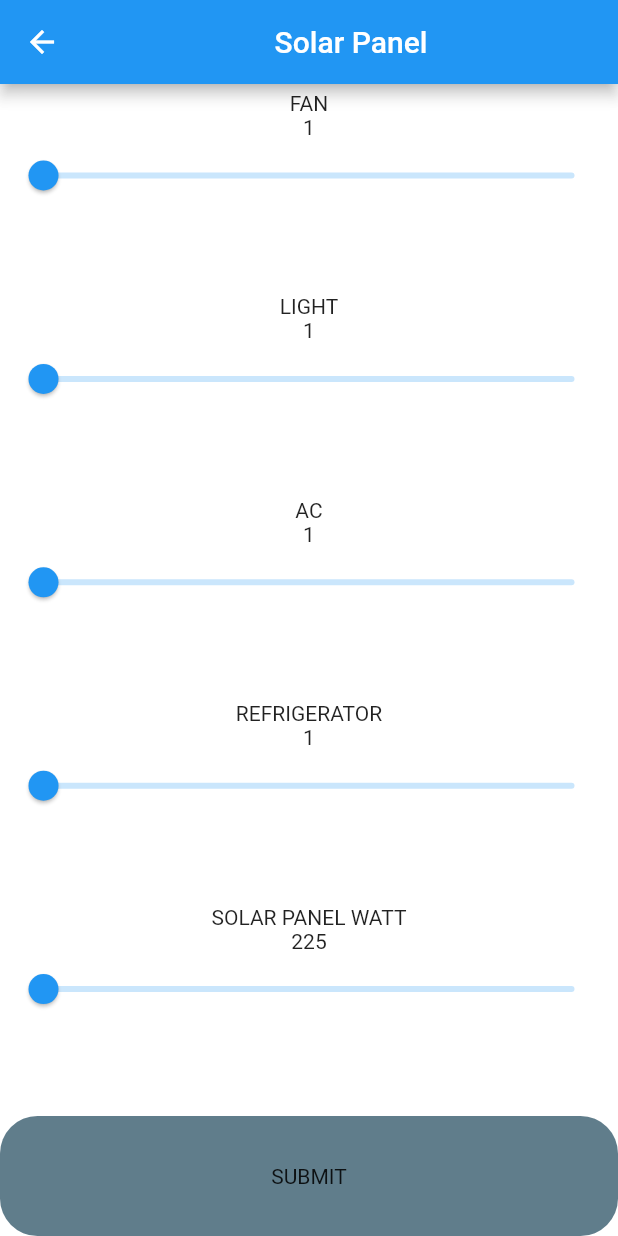
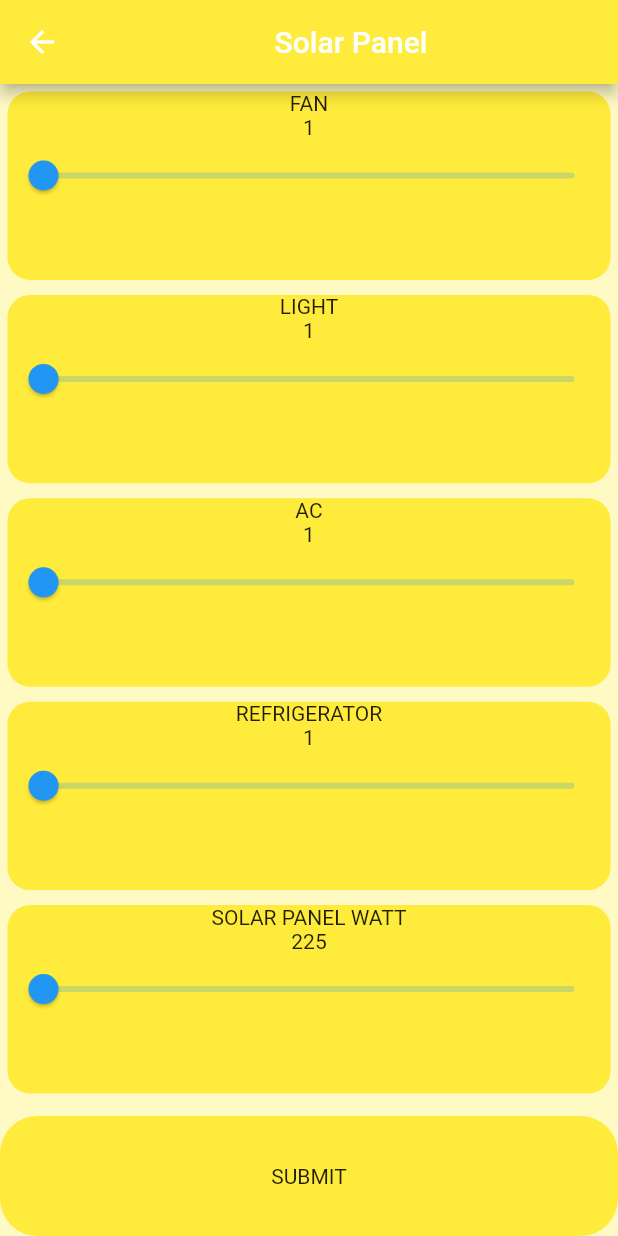
Before and after one commit to SUST-ESPOIR/helios_sust_espoir, a Flutter app: the InputPage screen opened directly, on a phone screen of 412 x 824 dp. Run offline on Flutter 3.47's test engine with Material 2 defaults, Android fonts, the light colour scheme and no system bars; our stand-ins replace flutter_spinkit, geolocator, syncfusion_flutter_charts.

Commit message:
cahnged color of ui

```diff
--- a/lib/input_page.dart
+++ b/lib/input_page.dart
@@ -21,11 +21,12 @@ class _InputPageState extends State<InputPage> {
   Widget build(BuildContext context) {
     return Scaffold(
         appBar: AppBar(
+          backgroundColor: Colors.yellow,
           title: const Center(
             child: Text("Solar Panel"),
           ),
         ),
-        backgroundColor: Colors.white24,
+        backgroundColor: Colors.yellow[100],
         body: Column(
           mainAxisAlignment: MainAxisAlignment.spaceEvenly,
           crossAxisAlignment: CrossAxisAlignment.stretch,
@@ -147,7 +148,7 @@ class _InputPageState extends State<InputPage> {
               child: Container(
                 child: Center(child: Text("SUBMIT")),
                 decoration: BoxDecoration(
-                    color: Colors.blueGrey,
+                    color: Colors.yellow,
                     borderRadius: BorderRadius.circular(25.0)),
                 height: 80,
                 width: double.infinity,
@@ -170,7 +171,7 @@ class ReusableWidget extends StatelessWidget {
       child: card,
       height: 50,
       decoration: BoxDecoration(
-        color: Colors.white,
+        color: Colors.yellow,
         borderRadius: BorderRadius.circular(15.0),
       ),
       margin: const EdgeInsets.all(5),
```
